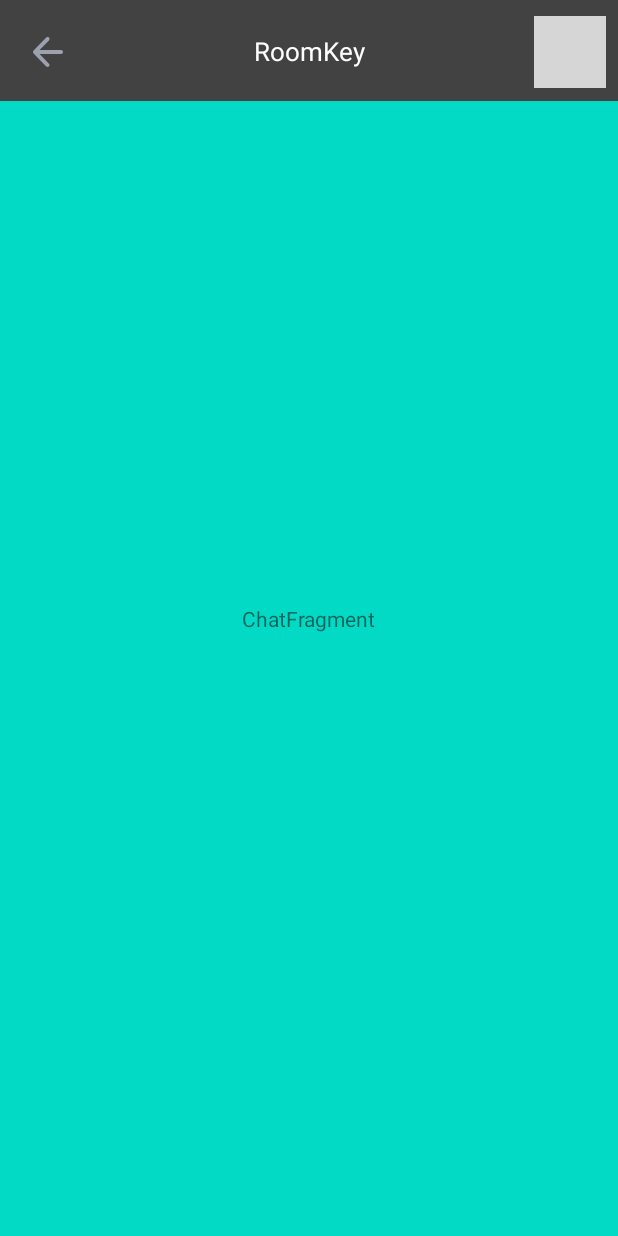
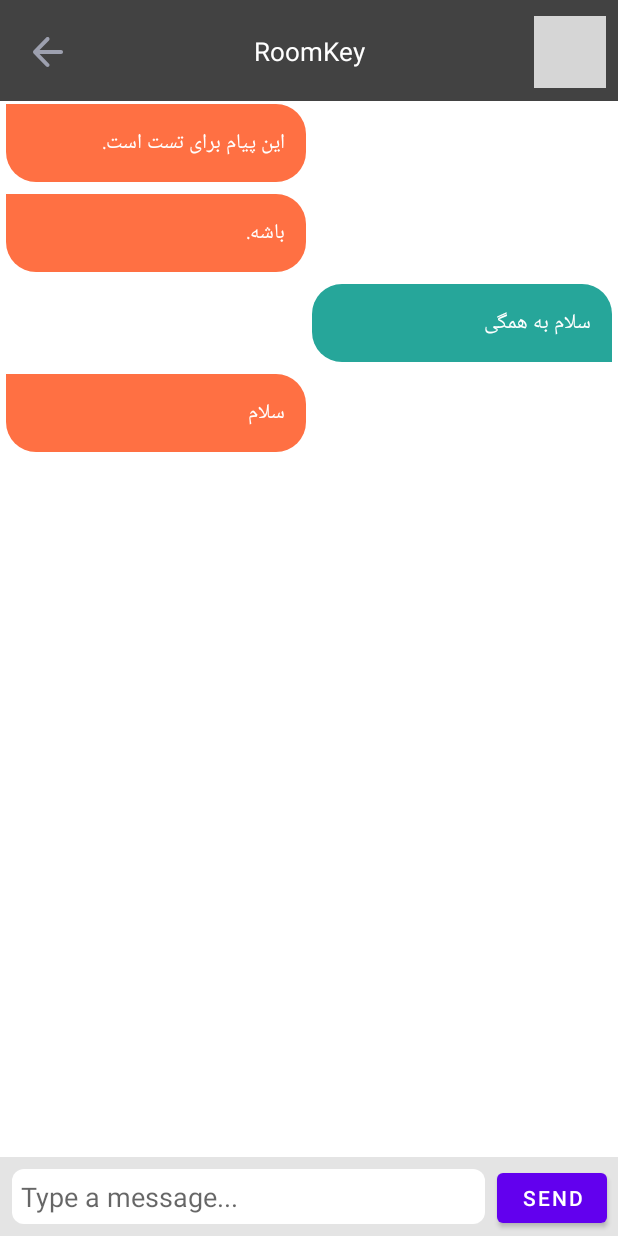
Before and after one commit to Sepehr1812/HodHod, an Android app: the fragment ChatFragment placed in its activity, on a phone screen of 412 x 824 dp. Run offline under Robolectric (Android 15) with nearby library versions, the phone set to English and light mode, and no system bars; 3 statements that could not run were skipped; grey boxes are pictures that could not be loaded.

Commit message:
add rv to ChatFragment.

```diff
--- a/app/src/main/java/ir/hodhod/hodhod/views/activities/MessagingAdapter.kt
+++ b/app/src/main/java/ir/hodhod/hodhod/views/activities/MessagingAdapter.kt
@@ -1,4 +1,41 @@
 package ir.hodhod.hodhod.views.activities
 
-class MessagingAdapter {
+import android.view.LayoutInflater
+import android.view.View
+import android.view.ViewGroup
+import android.widget.TextView
+import androidx.recyclerview.widget.RecyclerView
+import ir.hodhod.hodhod.R
+import ir.hodhod.hodhod.views.model.Message
+
+
+class MessagingAdapter(
+    private val dataset: List<Message>
+) : RecyclerView.Adapter<MessagingAdapter.MessageViewHolder>() {
+
+    class MessageViewHolder(private val view: View) : RecyclerView.ViewHolder(view) {
+        val textView: TextView = view.findViewById(R.id.my_message)
+        val otherTextView: TextView = itemView.findViewById(R.id.other_message)
+    }
+
+    override fun onCreateViewHolder(parent: ViewGroup, viewType: Int): MessageViewHolder {
+
+        val adapterLayout = LayoutInflater.from(parent.context)
+            .inflate(R.layout.message_item, parent, false)
+        return MessageViewHolder(adapterLayout)
+    }
+
+    override fun getItemCount() = dataset.size
+
+    override fun onBindViewHolder(holder: MessageViewHolder, position: Int) {
+        val item = dataset[position]
+        if (item.fromMe) {
+            holder.textView.text = item.content
+            holder.otherTextView.visibility = View.GONE
+        } else {
+            holder.otherTextView.text = item.content
+            holder.textView.visibility = View.GONE
+        }
+    }
+
 }
--- a/app/src/main/java/ir/hodhod/hodhod/views/data/Datasource.kt
+++ b/app/src/main/java/ir/hodhod/hodhod/views/data/Datasource.kt
@@ -1,4 +1,16 @@
 package ir.hodhod.hodhod.views.data
 
-class Datasource {
+
+import ir.hodhod.hodhod.views.model.Message
+
+class Datasource() {
+
+    fun loadMessages(): List<Message> {
+        return listOf<Message>(
+            Message("این پیام برای تست است.", false),
+            Message("باشه.", false),
+            Message("سلام به همگی", true),
+            Message("سلام", false)
+        )
+    }
 }
--- a/app/src/main/java/ir/hodhod/hodhod/views/fragments/ChatFragment.kt
+++ b/app/src/main/java/ir/hodhod/hodhod/views/fragments/ChatFragment.kt
@@ -8,7 +8,10 @@ import androidx.fragment.app.Fragment
 import androidx.navigation.NavController
 import androidx.navigation.fragment.findNavController
 import androidx.navigation.fragment.navArgs
+import androidx.recyclerview.widget.LinearLayoutManager
 import ir.hodhod.hodhod.databinding.FragmentChatBinding
+import ir.hodhod.hodhod.views.activities.MessagingAdapter
+import ir.hodhod.hodhod.views.data.Datasource
 
 class ChatFragment : Fragment(), View.OnClickListener {
 
@@ -47,13 +50,15 @@ class ChatFragment : Fragment(), View.OnClickListener {
     private fun initialView() {
         binding.chatTitleTextView.text = roomKey
 
-        binding.textViewChat.setOnClickListener(this)
+        binding.messageList.layoutManager = LinearLayoutManager(requireContext())
+        binding.messageList.adapter = MessagingAdapter(
+            Datasource().loadMessages()
+        )
         binding.chatBackImageView.setOnClickListener(this)
     }
 
     override fun onClick(v: View?) {
         when (v) {
-            binding.textViewChat,
             binding.chatBackImageView -> navController.navigateUp()
         }
     }
--- a/app/src/main/java/ir/hodhod/hodhod/views/model/Message.kt
+++ b/app/src/main/java/ir/hodhod/hodhod/views/model/Message.kt
@@ -1,4 +1,3 @@
 package ir.hodhod.hodhod.views.model
 
-class Message {
-}
+data class Message(val content: String, val fromMe: Boolean)
--- a/app/src/main/res/drawable/receive_round_box.xml
+++ b/app/src/main/res/drawable/receive_round_box.xml
@@ -1,4 +1,8 @@
 <?xml version="1.0" encoding="utf-8"?>
 <shape xmlns:android="http://schemas.android.com/apk/res/android">
-
+    <corners
+        android:bottomLeftRadius="20dp"
+        android:bottomRightRadius="20dp"
+        android:topLeftRadius="0dp"
+        android:topRightRadius="20dp" />
 </shape>
--- a/app/src/main/res/drawable/round_button.xml
+++ b/app/src/main/res/drawable/round_button.xml
@@ -1,4 +1,4 @@
 <?xml version="1.0" encoding="utf-8"?>
 <shape xmlns:android="http://schemas.android.com/apk/res/android">
-
+    <corners android:radius="8dp" />
 </shape>
--- a/app/src/main/res/drawable/send_round_box.xml
+++ b/app/src/main/res/drawable/send_round_box.xml
@@ -1,4 +1,8 @@
 <?xml version="1.0" encoding="utf-8"?>
 <shape xmlns:android="http://schemas.android.com/apk/res/android">
-
+    <corners
+        android:bottomLeftRadius="20dp"
+        android:bottomRightRadius="0dp"
+        android:topLeftRadius="20dp"
+        android:topRightRadius="20dp" />
 </shape>
--- a/app/src/main/res/layout/fragment_chat.xml
+++ b/app/src/main/res/layout/fragment_chat.xml
@@ -4,7 +4,7 @@
     xmlns:tools="http://schemas.android.com/tools"
     android:layout_width="match_parent"
     android:layout_height="match_parent"
-    android:background="@color/design_default_color_secondary">
+    android:background="@color/white">
 
     <androidx.constraintlayout.widget.Group
         android:layout_width="match_parent"
@@ -57,14 +57,53 @@
         android:layout_marginTop="16dp"
         app:layout_constraintTop_toBottomOf="@id/chatTitleTextView" />
 
-    <TextView
-        android:id="@+id/textViewChat"
-        android:layout_width="wrap_content"
+    <LinearLayout
+        android:id="@+id/layout_messageArea"
+        android:layout_width="match_parent"
         android:layout_height="wrap_content"
-        android:text="ChatFragment"
+        android:layout_alignParentBottom="true"
+        android:background="#E4E4E4"
+        android:minHeight="50dp"
+        android:orientation="horizontal"
         app:layout_constraintBottom_toBottomOf="parent"
         app:layout_constraintLeft_toLeftOf="parent"
+        app:layout_constraintRight_toRightOf="parent">
+
+        <EditText
+            android:id="@+id/txtMessage"
+            android:layout_width="match_parent"
+            android:layout_height="wrap_content"
+            android:layout_gravity="center"
+            android:layout_margin="8dp"
+            android:layout_weight=".5"
+            android:background="@drawable/round_button"
+            android:backgroundTint="@android:color/white"
+            android:hint="Type a message..."
+            android:maxLines="5"
+            android:padding="6dp"
+            android:scrollbars="vertical" />
+
+        <Button
+            android:id="@+id/btnSend"
+            android:layout_width="73dp"
+            android:layout_height="45dp"
+            android:layout_gravity="bottom"
+            android:layout_marginRight="7dp"
+            android:layout_marginBottom="1.5dp"
+            android:clickable="true"
+            android:gravity="center"
+            android:text="SEND"
+            android:textSize="14dp" />
+    </LinearLayout>
+
+    <androidx.recyclerview.widget.RecyclerView
+        android:id="@+id/messageList"
+        android:layout_width="match_parent"
+        android:layout_height="match_parent"
+        android:layout_marginTop="65dp"
+        android:layout_marginBottom="60dp"
+        android:scrollbars="vertical"
+        app:layout_constraintLeft_toLeftOf="parent"
         app:layout_constraintRight_toRightOf="parent"
-        app:layout_constraintTop_toTopOf="parent" />
-
+        app:layout_constraintTop_toTopOf="parent"></androidx.recyclerview.widget.RecyclerView>
 </androidx.constraintlayout.widget.ConstraintLayout>
--- a/app/src/main/res/layout/message_item.xml
+++ b/app/src/main/res/layout/message_item.xml
@@ -1,6 +1,30 @@
 <?xml version="1.0" encoding="utf-8"?>
-<androidx.constraintlayout.widget.ConstraintLayout xmlns:android="http://schemas.android.com/apk/res/android"
-             android:layout_width="match_parent"
-             android:layout_height="match_parent">
+<RelativeLayout xmlns:android="http://schemas.android.com/apk/res/android"
+    android:layout_width="match_parent"
+    android:layout_height="wrap_content">
 
-</androidx.constraintlayout.widget.ConstraintLayout>
+    <TextView
+        android:id="@+id/my_message"
+        android:layout_width="200dp"
+        android:layout_height="wrap_content"
+        android:layout_alignParentEnd="true"
+        android:layout_margin="4dp"
+        android:background="@drawable/send_round_box"
+        android:backgroundTint="#26A69A"
+        android:padding="14dp"
+        android:textColor="@android:color/white"
+        android:textSize="14sp" />
+
+    <TextView
+        android:id="@+id/other_message"
+        android:layout_width="200dp"
+        android:layout_height="wrap_content"
+        android:layout_alignParentStart="true"
+        android:layout_margin="4dp"
+        android:background="@drawable/receive_round_box"
+        android:backgroundTint="#FF7043"
+        android:padding="14dp"
+        android:textColor="@android:color/white"
+        android:textSize="14sp"
+        android:visibility="visible" />
+</RelativeLayout>
```
